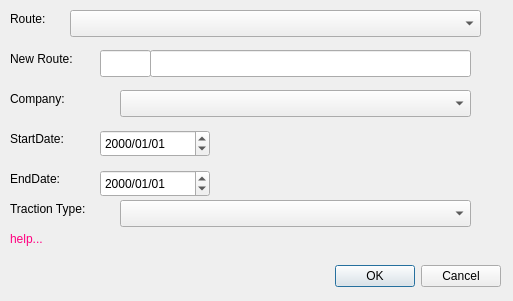
Qt form mapper_app/ui/dialogcopyroute.ui (allenck/mapper) before a commit.
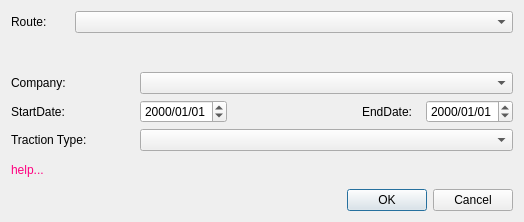
The same form after that commit. Custom widgets are drawn as their Qt base class.

Diff of the .ui file:
```diff
--- a/mapper_app/ui/dialogcopyroute.ui
+++ b/mapper_app/ui/dialogcopyroute.ui
@@ -6,178 +6,23 @@
    <rect>
     <x>0</x>
     <y>0</y>
-    <width>513</width>
-    <height>301</height>
+    <width>524</width>
+    <height>222</height>
    </rect>
   </property>
   <property name="windowTitle">
    <string>Copy Route</string>
   </property>
-  <widget class="QDialogButtonBox" name="buttonBox">
-   <property name="geometry">
-    <rect>
-     <x>160</x>
-     <y>260</y>
-     <width>341</width>
-     <height>32</height>
-    </rect>
-   </property>
-   <property name="orientation">
-    <enum>Qt::Horizontal</enum>
-   </property>
-   <property name="standardButtons">
-    <set>QDialogButtonBox::Cancel|QDialogButtonBox::Ok</set>
-   </property>
-  </widget>
-  <widget class="QLabel" name="label">
-   <property name="geometry">
-    <rect>
-     <x>10</x>
-     <y>10</y>
-     <width>67</width>
-     <height>17</height>
-    </rect>
-   </property>
-   <property name="text">
-    <string>Route:</string>
-   </property>
-  </widget>
-  <widget class="QComboBox" name="cbRoutes">
-   <property name="geometry">
-    <rect>
-     <x>70</x>
-     <y>10</y>
-     <width>411</width>
-     <height>27</height>
-    </rect>
-   </property>
-   <property name="toolTip">
-    <string>Routes using this segment</string>
-   </property>
-  </widget>
-  <widget class="QLabel" name="label_2">
-   <property name="geometry">
-    <rect>
-     <x>10</x>
-     <y>50</y>
-     <width>81</width>
-     <height>17</height>
-    </rect>
-   </property>
-   <property name="text">
-    <string>New Route:</string>
-   </property>
-  </widget>
-  <widget class="QLineEdit" name="txtRouteNbr">
-   <property name="geometry">
-    <rect>
-     <x>100</x>
-     <y>50</y>
-     <width>51</width>
-     <height>27</height>
-    </rect>
-   </property>
-   <property name="maxLength">
-    <number>6</number>
-   </property>
-  </widget>
-  <widget class="QLineEdit" name="txtRouteName">
-   <property name="geometry">
-    <rect>
-     <x>150</x>
-     <y>50</y>
-     <width>321</width>
-     <height>27</height>
-    </rect>
-   </property>
-   <property name="maxLength">
-    <number>100</number>
-   </property>
-  </widget>
-  <widget class="QLabel" name="label_3">
-   <property name="geometry">
-    <rect>
-     <x>10</x>
-     <y>130</y>
-     <width>67</width>
-     <height>17</height>
-    </rect>
-   </property>
-   <property name="text">
-    <string>StartDate:</string>
-   </property>
-  </widget>
-  <widget class="QDateEdit" name="dateStart">
-   <property name="geometry">
-    <rect>
-     <x>100</x>
-     <y>130</y>
-     <width>110</width>
-     <height>27</height>
-    </rect>
-   </property>
-   <property name="displayFormat">
-    <string>yyyy/MM/dd</string>
-   </property>
-  </widget>
+  <layout class="QGridLayout" name="gridLayout">
+   <item row="3" column="5">
   <widget class="QLabel" name="label_4">
-   <property name="geometry">
-    <rect>
-     <x>10</x>
-     <y>170</y>
-     <width>67</width>
-     <height>17</height>
-    </rect>
-   </property>
    <property name="text">
     <string>EndDate:</string>
    </property>
   </widget>
-  <widget class="QDateEdit" name="dateEnd">
-   <property name="geometry">
-    <rect>
-     <x>100</x>
-     <y>170</y>
-     <width>110</width>
-     <height>27</height>
-    </rect>
-   </property>
-   <property name="displayFormat">
-    <string>yyyy/MM/dd</string>
-   </property>
-  </widget>
-  <widget class="QLabel" name="label_6">
-   <property name="geometry">
-    <rect>
-     <x>10</x>
-     <y>200</y>
-     <width>101</width>
-     <height>17</height>
-    </rect>
-   </property>
-   <property name="text">
-    <string>Traction Type:</string>
-   </property>
-  </widget>
-  <widget class="QComboBox" name="cbTractionType">
-   <property name="geometry">
-    <rect>
-     <x>120</x>
-     <y>200</y>
-     <width>351</width>
-     <height>27</height>
-    </rect>
-   </property>
-  </widget>
+   </item>
+   <item row="5" column="0" colspan="7">
   <widget class="QLabel" name="lblHelp">
-   <property name="geometry">
-    <rect>
-     <x>10</x>
-     <y>230</y>
-     <width>481</width>
-     <height>17</height>
-    </rect>
-   </property>
    <property name="palette">
     <palette>
      <active>
@@ -219,30 +64,85 @@
     <string>help...</string>
    </property>
   </widget>
+   </item>
+   <item row="3" column="6">
+    <widget class="QDateEdit" name="dateEnd">
+     <property name="displayFormat">
+      <string>yyyy/MM/dd</string>
+     </property>
+    </widget>
+   </item>
+   <item row="0" column="0">
+    <widget class="QLabel" name="label">
+     <property name="text">
+      <string>Route:</string>
+     </property>
+    </widget>
+   </item>
+   <item row="2" column="0" colspan="2">
   <widget class="QLabel" name="label_5">
-   <property name="geometry">
-    <rect>
-     <x>10</x>
-     <y>90</y>
-     <width>67</width>
-     <height>17</height>
-    </rect>
-   </property>
    <property name="text">
     <string>Company:</string>
    </property>
   </widget>
-  <widget class="QComboBox" name="cbCompany">
-   <property name="geometry">
-    <rect>
-     <x>120</x>
-     <y>90</y>
-     <width>351</width>
-     <height>27</height>
-    </rect>
-   </property>
-  </widget>
- </widget>
+   </item>
+   <item row="6" column="4" colspan="3">
+    <widget class="QDialogButtonBox" name="buttonBox">
+     <property name="orientation">
+      <enum>Qt::Horizontal</enum>
+     </property>
+     <property name="standardButtons">
+      <set>QDialogButtonBox::Cancel|QDialogButtonBox::Ok</set>
+     </property>
+    </widget>
+   </item>
+   <item row="3" column="2">
+    <widget class="QDateEdit" name="dateStart">
+     <property name="displayFormat">
+      <string>yyyy/MM/dd</string>
+     </property>
+    </widget>
+   </item>
+   <item row="3" column="0" colspan="2">
+    <widget class="QLabel" name="label_3">
+     <property name="text">
+      <string>StartDate:</string>
+     </property>
+    </widget>
+   </item>
+   <item row="0" column="1" colspan="6">
+    <widget class="QComboBox" name="cbRoutes">
+     <property name="toolTip">
+      <string>Routes using this segment</string>
+     </property>
+    </widget>
+   </item>
+   <item row="2" column="2" colspan="5">
+    <widget class="QComboBox" name="cbCompany"/>
+   </item>
+   <item row="4" column="0" colspan="2">
+    <widget class="QLabel" name="label_6">
+     <property name="text">
+      <string>Traction Type:</string>
+     </property>
+    </widget>
+   </item>
+   <item row="4" column="2" colspan="5">
+    <widget class="QComboBox" name="cbTractionType"/>
+   </item>
+   <item row="1" column="0" colspan="7">
+    <widget class="RouteNameWidget" name="rnw" native="true"/>
+   </item>
+  </layout>
+ </widget>
+ <customwidgets>
+  <customwidget>
+   <class>RouteNameWidget</class>
+   <extends>QWidget</extends>
+   <header>routenamewidget.h</header>
+   <container>1</container>
+  </customwidget>
+ </customwidgets>
  <resources/>
  <connections>
   <connection>
```
Lines whose indentation alone changed are shown as unchanged.
